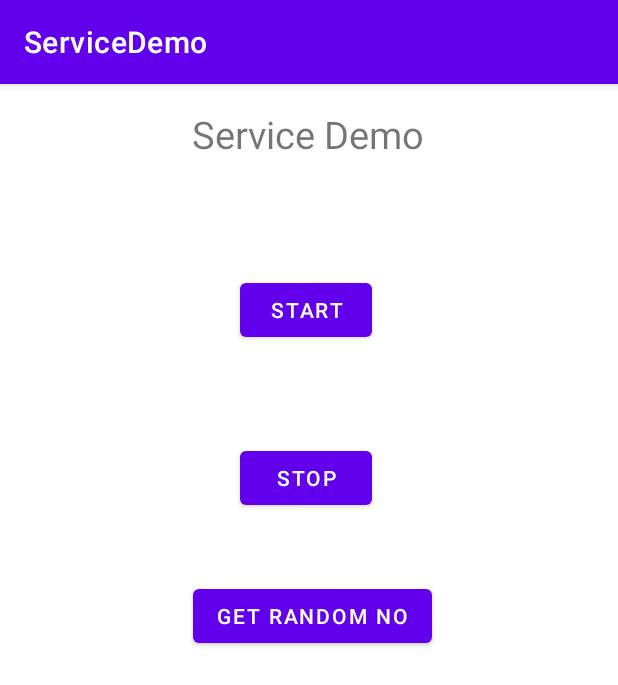
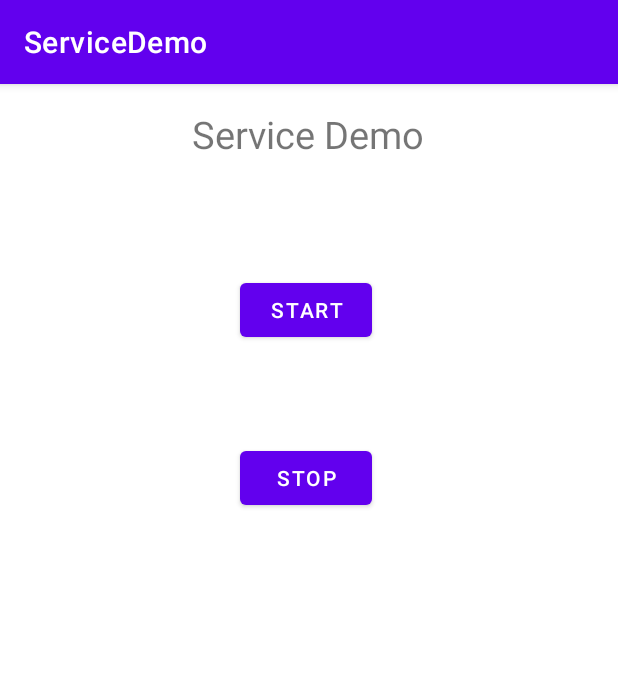
Before and after one commit to Tarush27/ServiceDemoAndroid, an Android app: the screen it shows after launch (MainActivity), on a phone screen of 412 x 824 dp. Shown: the top 685 px of the screen. Run offline under Robolectric (Android 15) with nearby library versions, the phone set to English and light mode, and no system bars.

Commit message:
removed random number button and random number text view

```diff
--- a/app/src/main/res/layout/activity_main.xml
+++ b/app/src/main/res/layout/activity_main.xml
@@ -40,27 +40,4 @@
         app:layout_constraintStart_toStartOf="parent"
         app:layout_constraintTop_toBottomOf="@+id/btnStart" />
 
-    <Button
-        android:id="@+id/randomNoBtn"
-        android:layout_width="wrap_content"
-        android:layout_height="wrap_content"
-        android:layout_marginTop="44dp"
-        android:text="GET RANDOM NO"
-        app:layout_constraintEnd_toEndOf="parent"
-        app:layout_constraintHorizontal_bias="0.509"
-        app:layout_constraintStart_toStartOf="parent"
-        app:layout_constraintTop_toBottomOf="@+id/btnStop" />
-
-    <TextView
-        android:id="@+id/showRandomTextView"
-        android:layout_width="228dp"
-        android:layout_height="46dp"
-        android:layout_marginTop="48dp"
-        android:textAlignment="center"
-        app:layout_constraintEnd_toEndOf="parent"
-        app:layout_constraintHorizontal_bias="0.497"
-        app:layout_constraintStart_toStartOf="parent"
-        app:layout_constraintTop_toBottomOf="@+id/randomNoBtn"
-        tools:text="6" />
-
 </androidx.constraintlayout.widget.ConstraintLayout>
```
